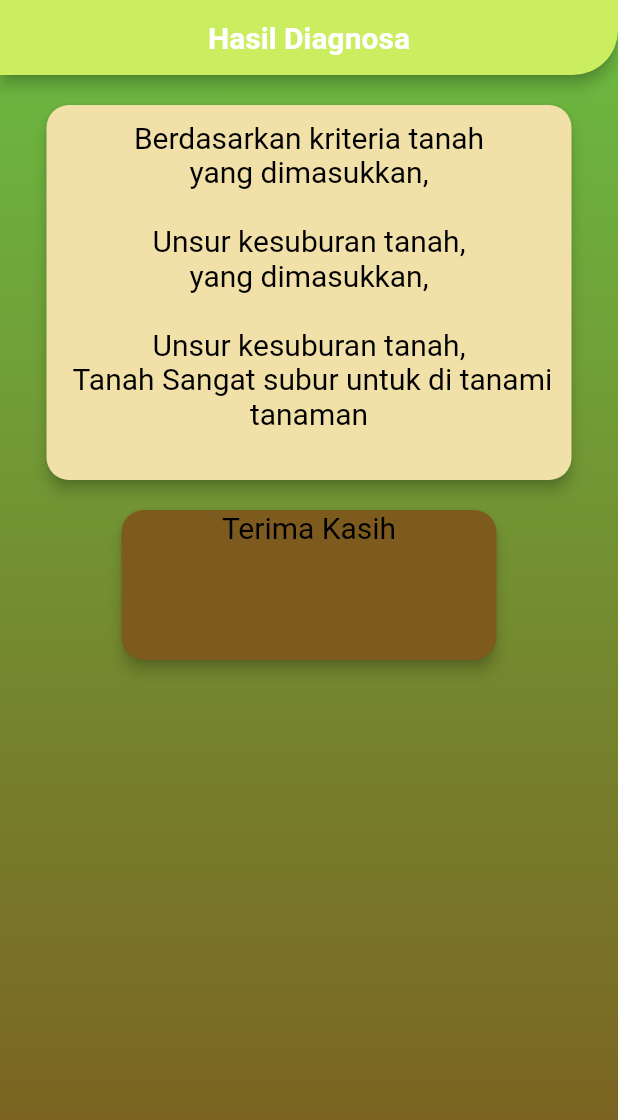
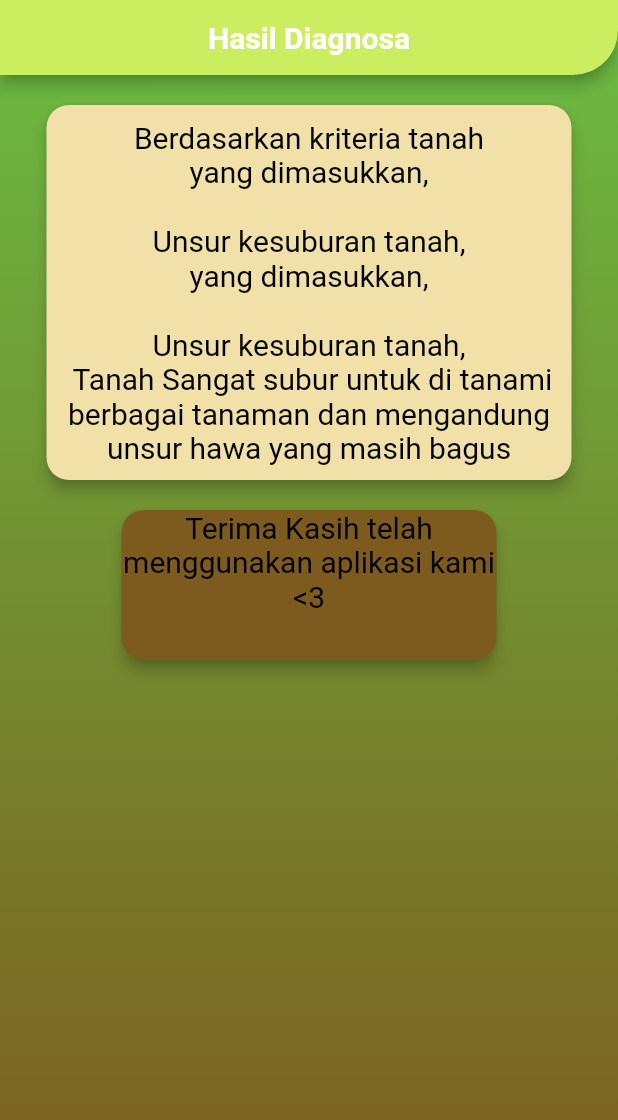
Before and after one commit to emperordeed/Kelompok-14-Apk-kesuburan-tanah, a Flutter app: the hasilDiagnosa1Widget screen opened directly, on a phone screen of 412 x 824 dp. Shown: the top 1120 px of the screen. Run offline on Flutter 3.47's test engine with Material 2 defaults, Android fonts, the phone set to English and light mode, and no system bars; our stand-ins replace auto_size_text, google_fonts; missing offline and left inert: dart:html; Roboto replaces fonts that are missing (Poppins).

Commit message:
Update hasildiagnosa1.dart

```diff
--- a/lib/pertanyaan/hasildiagnosa1.dart
+++ b/lib/pertanyaan/hasildiagnosa1.dart
@@ -91,7 +91,7 @@ class _hasilDiagnosa1WidgetState extends State<hasilDiagnosa1Widget> {
                     child: Padding(
                       padding: EdgeInsetsDirectional.fromSTEB(10, 10, 10, 10),
                       child: Text(
-                        'Berdasarkan kriteria tanah\nyang dimasukkan,\n\nUnsur kesuburan tanah,\nyang dimasukkan,\n\nUnsur kesuburan tanah,\n Tanah Sangat subur untuk di tanami tanaman',
+                        'Berdasarkan kriteria tanah\nyang dimasukkan,\n\nUnsur kesuburan tanah,\nyang dimasukkan,\n\nUnsur kesuburan tanah,\n Tanah Sangat subur untuk di tanami berbagai tanaman dan mengandung unsur hawa yang masih bagus',
                         textAlign: TextAlign.center,
                         style: TextStyle(
                           fontFamily: 'Poppins',
@@ -120,7 +120,7 @@ class _hasilDiagnosa1WidgetState extends State<hasilDiagnosa1Widget> {
                       borderRadius: BorderRadius.circular(15),
                     ),
                     child: Text(
-                      "Terima Kasih",
+                      "Terima Kasih telah menggunakan aplikasi kami <3",
                       textAlign: TextAlign.center,
                       style: TextStyle(
                           fontFamily: 'Poppins',
```
